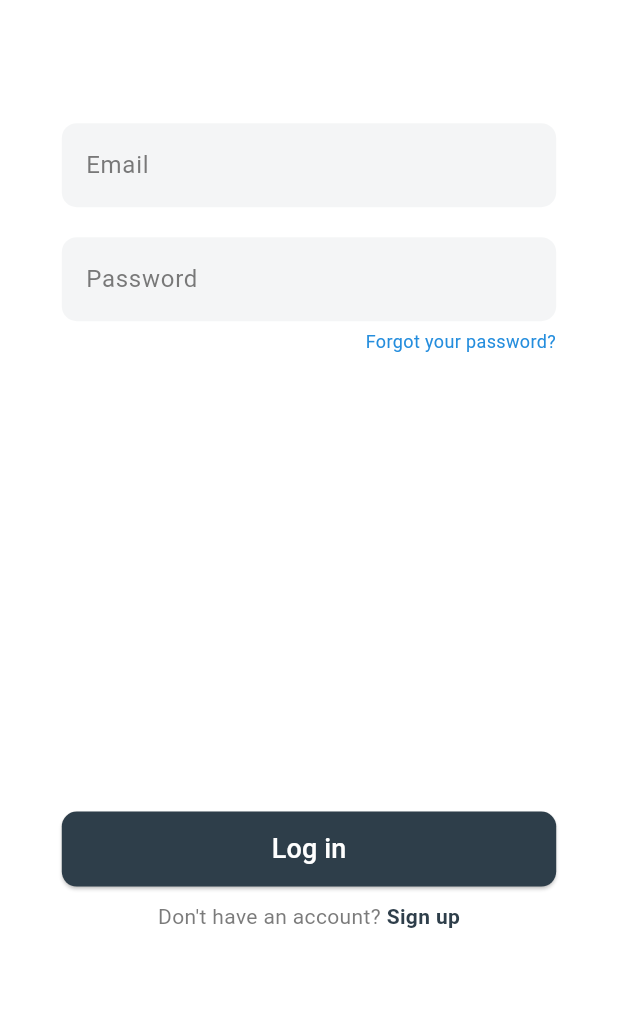
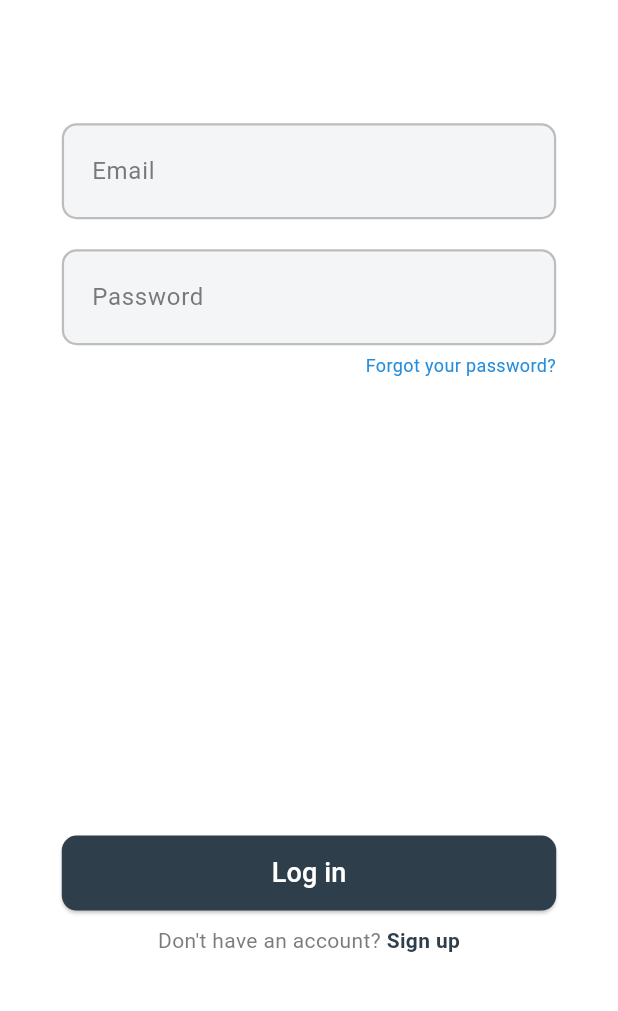
Before and after one commit to Swa-ne/UniLodge, a Flutter app: the Login screen opened by its route, on a phone screen of 412 x 824 dp, the part 175-1186 px from its top. Run offline on Flutter 3.47's test engine with Material 3 defaults, Android fonts, the phone set to English and light mode, and no system bars; our stand-ins replace equatable, flutter_bloc, flutter_dotenv, flutter_rating_bar, font_awesome_flutter, go_router and 3 more; missing offline and left inert: dlibphonenumber; Roboto replaces fonts that are missing (TrainOne).

Commit message:
Updated AccountSelectionLogin to include BlocListener for Google login flow, integrated Bloc for login handling in both Google and Email login paths, and updated VerifyEmail to handle email verification and password reset based on token.

```diff
--- a/unilodge/lib/presentation/auth/pages/login.dart
+++ b/unilodge/lib/presentation/auth/pages/login.dart
@@ -1,7 +1,14 @@
 import 'package:flutter/material.dart';
+import 'package:flutter_bloc/flutter_bloc.dart';
 import 'package:go_router/go_router.dart';
 import 'package:unilodge/common/widgets/customButton.dart';
 import 'package:unilodge/core/configs/theme/app_colors.dart';
+import 'package:unilodge/data/models/loginUser.dart';
+import 'package:unilodge/presentation/auth/bloc/auth_bloc.dart';
+import 'package:unilodge/presentation/auth/bloc/auth_event.dart';
+import 'package:unilodge/presentation/auth/bloc/auth_state.dart';
+import 'package:unilodge/presentation/auth/mixin/input_validation.dart';
+import 'package:unilodge/presentation/auth/widgets/authTextField.dart';
 import 'package:unilodge/presentation/auth/widgets/unilodgeText.dart';
 
 class Login extends StatefulWidget {
@@ -11,13 +18,49 @@ class Login extends StatefulWidget {
   State<Login> createState() => _LoginState();
 }
 
-class _LoginState extends State<Login> {
+class _LoginState extends State<Login> with InputValidationMixin {
+  late AuthBloc _authBloc;
+  late TextEditingController emailController;
+  late TextEditingController passwordController;
+
+  String? emailError;
+  String? passwordError;
+
+  @override
+  void initState() {
+    super.initState();
+    _authBloc = BlocProvider.of<AuthBloc>(context);
+    emailController = TextEditingController();
+    passwordController = TextEditingController();
+  }
+
   @override
   Widget build(BuildContext context) {
     final screenHeight = MediaQuery.of(context).size.height;
     final screenWidth = MediaQuery.of(context).size.width;
 
-    return PopScope(
+    return BlocListener<AuthBloc, AuthState>(
+      listener: (context, state) {
+        if (state is LoginSuccess) {
+          context.go("/home");
+        } else if (state is EmailNotVerified) {
+          _authBloc.add(ResendEmailCodeEvent(state.token));
+          context.go("/verify-email", extra: {
+            "email_address": obfuscateEmail(emailController.text),
+            "token": state.token,
+          });
+        } else if (state is AuthError) {
+          ScaffoldMessenger.of(context).showSnackBar(
+            SnackBar(content: Text(state.error)),
+          );
+          // TODO: fix this if it looks ugly hahahaha
+          setState(() {
+            emailError = "Incorrect Email or Password";
+            passwordError = "Incorrect Email or Password";
+          });
+        }
+      },
+      child: PopScope(
         canPop: true,
         onPopInvokedWithResult: (bool didPop, Object? result) {
           if (didPop) {
@@ -43,56 +86,25 @@ class _LoginState extends State<Login> {
                     mainAxisSize: MainAxisSize.min,
                     children: [
                       SizedBox(height: screenHeight * 0.1),
-                    UnilodgeText(),
+                      const UnilodgeText(),
                       SizedBox(height: screenHeight * 0.10),
                       Form(
                         child: Column(
                           children: [
-                          TextField(
-                            keyboardType: TextInputType.emailAddress,
-                            decoration: InputDecoration(
-                              filled: true,
-                              fillColor: AppColors.blueTextColor,
-                              border: OutlineInputBorder(
-                                borderRadius: BorderRadius.circular(10.0),
-                                borderSide: BorderSide.none,
-                              ),
-                              labelStyle: const TextStyle(
-                                color: AppColors.formTextColor,
-                                height: 1.3,
-                              ),
+                            AuthTextField(
                               labelText: "Email",
                               hintText: "Enter email",
-                              hintStyle: const TextStyle(
-                                fontSize: 14.0,
-                                fontWeight: FontWeight.w400,
-                                color: Colors.grey,
-                              ),
-                            ),
+                              controller: emailController,
+                              onChanged: validateEmail,
+                              errorText: emailError,
                             ),
                             const SizedBox(height: 20.0),
-                          TextField(
-                            keyboardType: TextInputType.visiblePassword,
-                            obscureText: true,
-                            decoration: InputDecoration(
-                              filled: true,
-                              fillColor: AppColors.blueTextColor,
-                              border: OutlineInputBorder(
-                                borderRadius: BorderRadius.circular(10.0),
-                                borderSide: BorderSide.none,
-                              ),
-                              labelStyle: const TextStyle(
-                                color: AppColors.formTextColor,
-                                height: 1.3,
-                              ),
+                            AuthTextField(
                               labelText: "Password",
                               hintText: "Enter password",
-                              hintStyle: const TextStyle(
-                                fontSize: 14.0,
-                                fontWeight: FontWeight.w400,
-                                color: Colors.grey,
-                              ),
-                            ),
+                              obscureText: true,
+                              controller: passwordController,
+                              errorText: passwordError,
                             ),
                             const SizedBox(height: 5),
                             Align(
@@ -114,8 +126,26 @@ class _LoginState extends State<Login> {
                             SizedBox(height: screenHeight * 0.37),
                             CustomButton(
                                 text: "Log in",
-                              onPressed: () async {
-                                context.go('/home');
+                                onPressed: () {
+                                  String? isValidEmail =
+                                      validateEmail(emailController.text);
+                                  if (isValidEmail != null) {
+                                    setState(() {
+                                      emailError = "Email can't be empty";
+                                    });
+                                    return;
+                                  }
+                                  if (passwordController.text.isEmpty) {
+                                    setState(() {
+                                      passwordError = "Password can't be empty";
+                                    });
+                                    return;
+                                  }
+                                  final newUser = LoginUserModel(
+                                    email: emailController.text,
+                                    password: passwordController.text,
+                                  );
+                                  _authBloc.add(LoginEvent(newUser));
                                 }),
                             const SizedBox(height: 10),
                             Row(
@@ -163,6 +193,7 @@ class _LoginState extends State<Login> {
             ),
           ),
         ),
+      ),
     );
   }
 }
```
Also changed, not shown: unilodge/lib/presentation/auth/pages/accountSelectionLogin.dart (+50 -23 lines), unilodge/lib/presentation/auth/pages/verify_email.dart (+38 -31 lines). Lines whose indentation alone changed are shown as unchanged.
